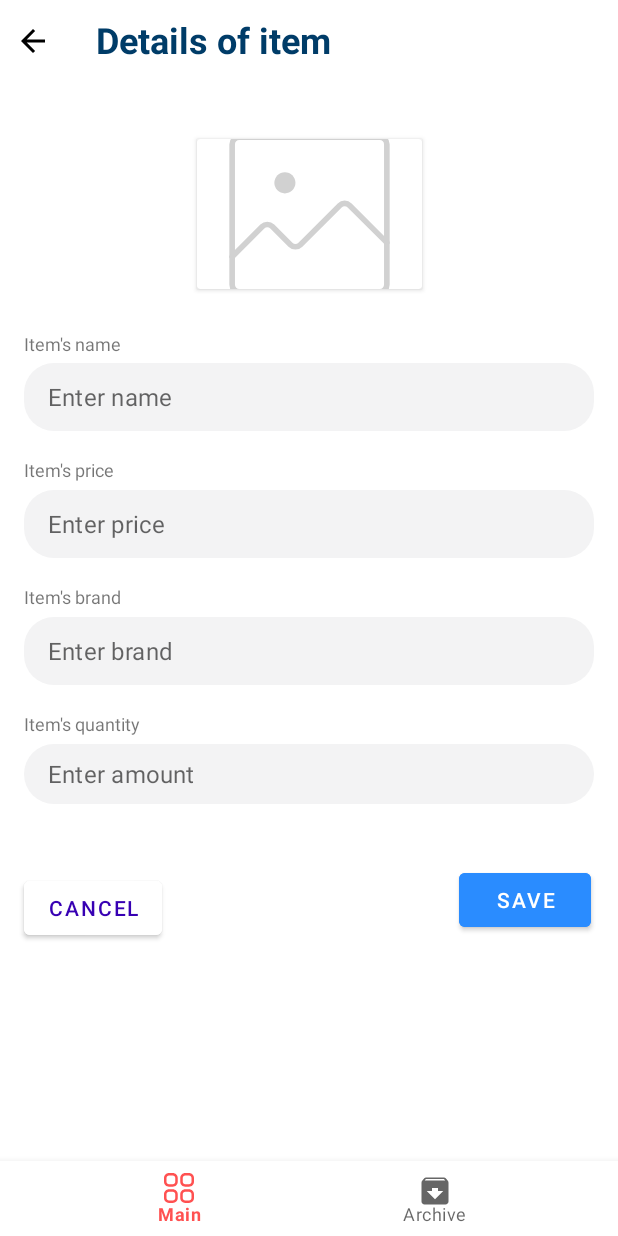
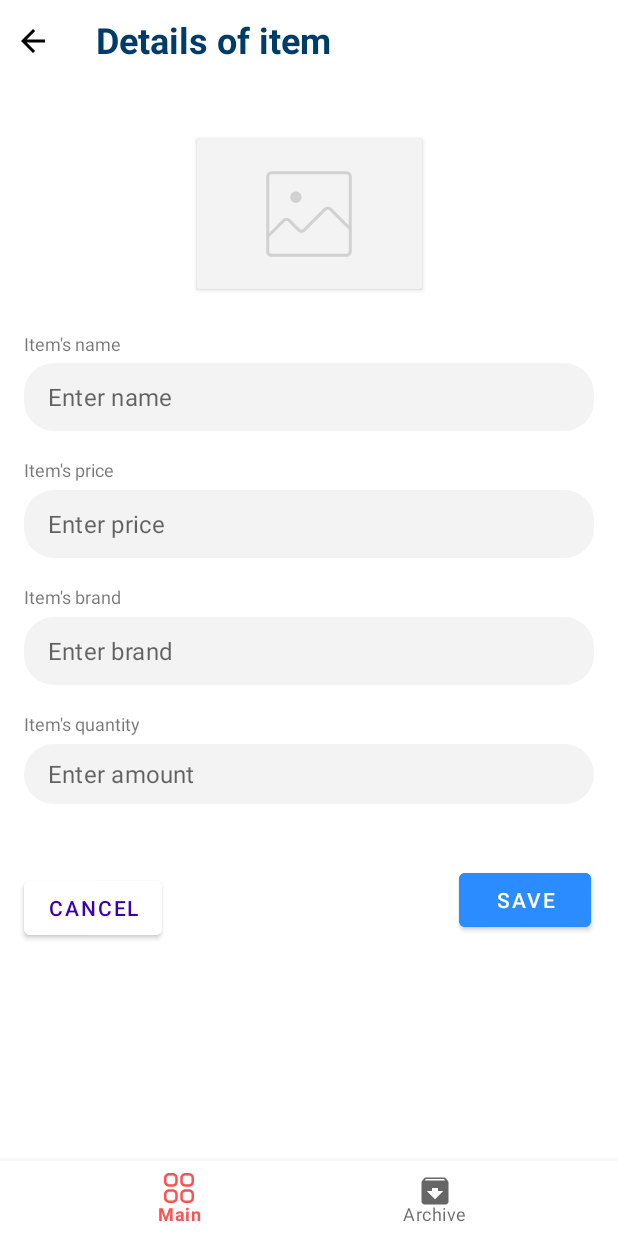
Before and after one commit to SamSultanB/Neobis_Android_Inventory_App, an Android app: the DetailsFragment screen opened through its navigation route, on a phone screen of 412 x 824 dp. Run offline under Robolectric (Android 15) with nearby library versions, the phone set to English and light mode, and no system bars; our stand-ins replace Room's generated code, navigation-ui.

Commit message:
underline is taken away

```diff
--- a/app/src/main/res/layout/fragment_create_new.xml
+++ b/app/src/main/res/layout/fragment_create_new.xml
@@ -79,6 +79,7 @@
             android:layout_marginTop="49dp"
             android:layout_marginEnd="16dp"
             app:boxStrokeWidth="0dp"
+            app:boxStrokeWidthFocused="0dp"
             app:hintEnabled="false"
             app:layout_constraintEnd_toEndOf="parent"
             app:layout_constraintHorizontal_bias="0.497"
@@ -119,6 +120,7 @@
             android:layout_marginEnd="16dp"
             app:boxStrokeWidth="0dp"
             app:hintEnabled="false"
+            app:boxStrokeWidthFocused="0dp"
             app:layout_constraintEnd_toEndOf="parent"
             app:layout_constraintStart_toStartOf="@+id/textInputLayout1"
             app:layout_constraintTop_toBottomOf="@+id/textInputLayout1">
@@ -157,6 +159,7 @@
             android:layout_marginTop="39dp"
             android:layout_marginEnd="16dp"
             app:boxStrokeWidth="0dp"
+            app:boxStrokeWidthFocused="0dp"
             app:hintEnabled="false"
             app:layout_constraintEnd_toEndOf="parent"
             app:layout_constraintStart_toStartOf="@+id/textInputLayout2"
@@ -195,6 +198,7 @@
             android:layout_marginTop="39dp"
             android:layout_marginEnd="16dp"
             app:boxStrokeWidth="0dp"
+            app:boxStrokeWidthFocused="0dp"
             app:hintEnabled="false"
             app:layout_constraintEnd_toEndOf="parent"
             app:layout_constraintStart_toStartOf="@+id/textInputLayout3"
--- a/app/src/main/res/layout/fragment_details.xml
+++ b/app/src/main/res/layout/fragment_details.xml
@@ -44,16 +44,17 @@
             android:layout_marginStart="105dp"
             android:layout_marginTop="50dp"
             android:layout_marginEnd="105dp"
-            android:src="@android:drawable/ic_menu_report_image"
+            android:backgroundTint="@color/editText"
             app:layout_constraintEnd_toEndOf="parent"
             app:layout_constraintStart_toStartOf="parent"
             app:layout_constraintTop_toBottomOf="@+id/textView">
 
             <ImageView
                 android:id="@+id/image"
-                android:layout_width="match_parent"
-                android:layout_height="match_parent"
+                android:layout_width="wrap_content"
+                android:layout_height="wrap_content"
                 android:scaleType="centerCrop"
+                android:layout_gravity="center"
                 android:src="@drawable/ic_image" />
 
         </androidx.cardview.widget.CardView>
@@ -78,6 +79,7 @@
             android:layout_marginTop="49dp"
             android:layout_marginEnd="16dp"
             app:boxStrokeWidth="0dp"
+            app:boxStrokeWidthFocused="0dp"
             app:hintEnabled="false"
             app:layout_constraintEnd_toEndOf="parent"
             app:layout_constraintHorizontal_bias="0.497"
@@ -117,6 +119,7 @@
             android:layout_marginTop="39dp"
             android:layout_marginEnd="16dp"
             app:boxStrokeWidth="0dp"
+            app:boxStrokeWidthFocused="0dp"
             app:hintEnabled="false"
             app:layout_constraintEnd_toEndOf="parent"
             app:layout_constraintStart_toStartOf="@+id/textInputLayout1"
@@ -156,6 +159,7 @@
             android:layout_marginTop="39dp"
             android:layout_marginEnd="16dp"
             app:boxStrokeWidth="0dp"
+            app:boxStrokeWidthFocused="0dp"
             app:hintEnabled="false"
             app:layout_constraintEnd_toEndOf="parent"
             app:layout_constraintStart_toStartOf="@+id/textInputLayout2"
@@ -194,6 +198,7 @@
             android:layout_marginTop="39dp"
             android:layout_marginEnd="16dp"
             app:boxStrokeWidth="0dp"
+            app:boxStrokeWidthFocused="0dp"
             app:hintEnabled="false"
             app:layout_constraintEnd_toEndOf="parent"
             app:layout_constraintStart_toStartOf="@+id/textInputLayout3"
```
